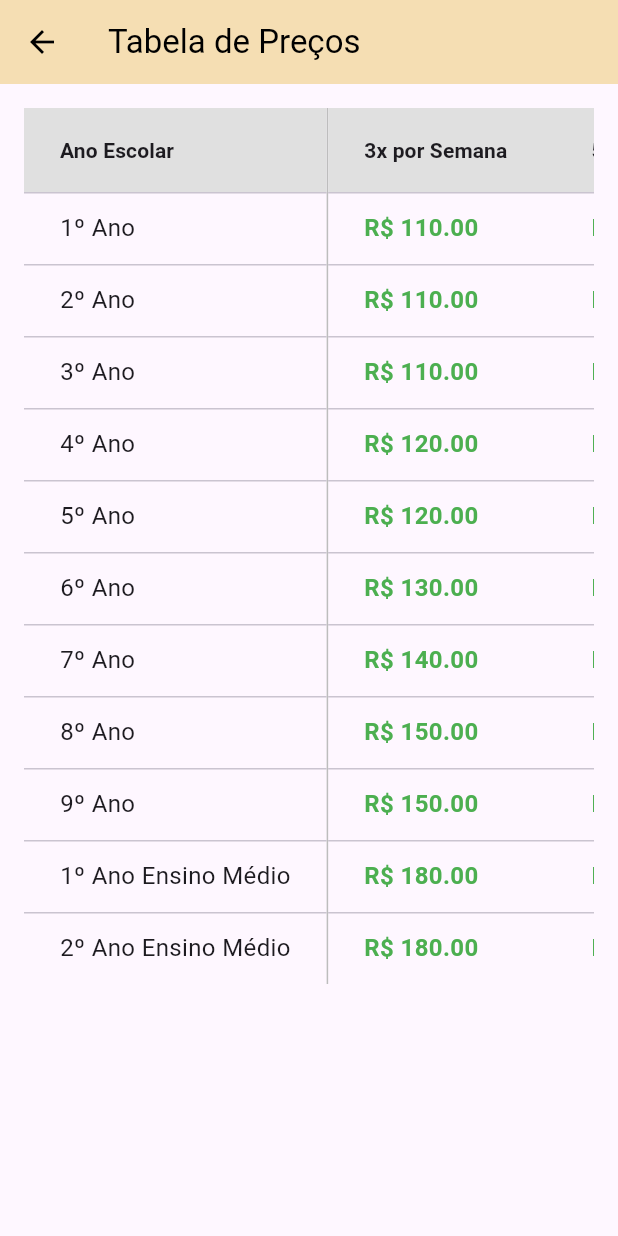
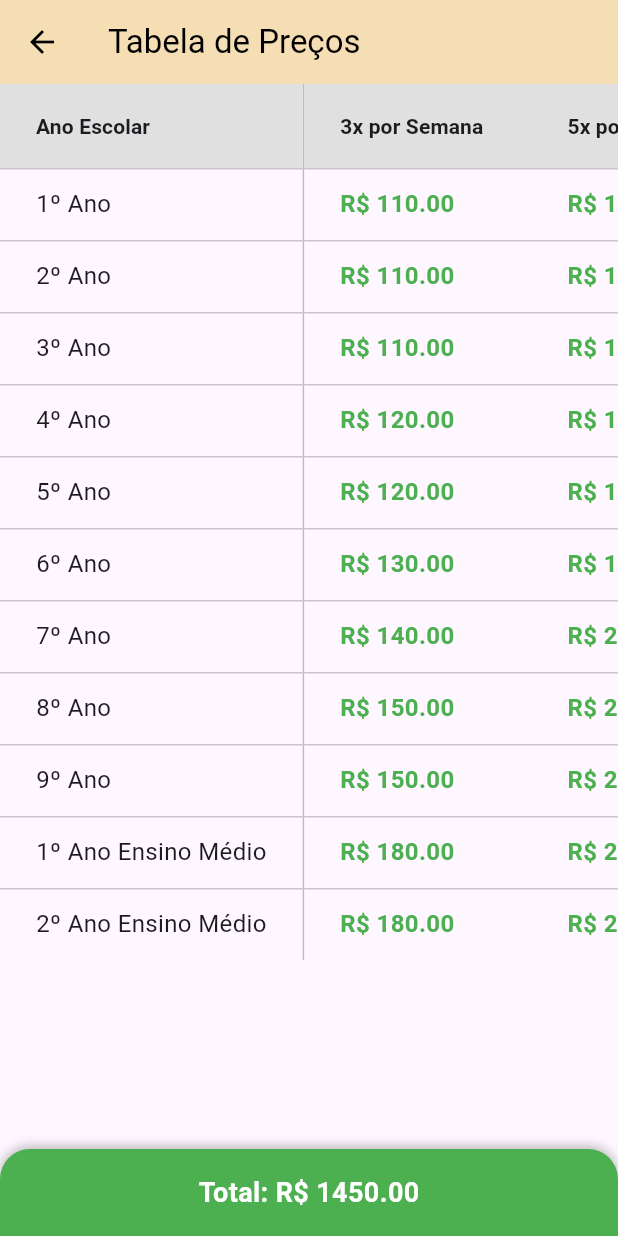
Before and after one commit to christian-marques/teaching_planner, a Flutter app: the FinancePage screen opened directly, on a phone screen of 412 x 824 dp. Run offline on Flutter 3.47's test engine with Material 3 defaults, Android fonts, the phone set to English and light mode, and no system bars.

```diff
--- a/teaching_planner/lib/pages/finance.dart
+++ b/teaching_planner/lib/pages/finance.dart
@@ -1,12 +1,18 @@
 import 'package:flutter/material.dart';
 import '../services/finance_service.dart';
+import '../services/student_service.dart';
+import '../models/student.dart';
 
 class FinancePage extends StatelessWidget {
   const FinancePage({super.key});
 
+  double _calculateTotal(List<Student> students) {
+    return students.fold(0, (total, student) => total + FinanceService.getTuitionFee(student));
+  }
+
   @override
   Widget build(BuildContext context) {
-    // Lista de anos escolares e valores de mensalidade
+    final students = StudentService.getStudents();
     final tuitionEntries = FinanceService.tuitionFees.entries.toList();
 
     return Scaffold(
@@ -15,10 +21,12 @@ class FinancePage extends StatelessWidget {
         title: const Text("Tabela de Preços", style: TextStyle(color: Colors.black)),
         iconTheme: const IconThemeData(color: Colors.black),
       ),
-      body: Padding(
-        padding: const EdgeInsets.all(16.0),
+      body: Column(
+        children: [
+          // Tabela rolável
+          Expanded(
             child: SingleChildScrollView(
-          scrollDirection: Axis.horizontal, // Permite rolagem horizontal
+              scrollDirection: Axis.horizontal,
               child: Row(
                 crossAxisAlignment: CrossAxisAlignment.start,
                 children: [
@@ -69,6 +77,27 @@ class FinancePage extends StatelessWidget {
               ),
             ),
           ),
+
+          // Total fixo colado no final da tela
+          Container(
+            width: double.infinity,
+            padding: const EdgeInsets.symmetric(vertical: 16),
+            decoration: BoxDecoration(
+              color: Colors.green,
+              borderRadius: const BorderRadius.vertical(top: Radius.circular(20)),
+              boxShadow: [
+                BoxShadow(color: Colors.black26, blurRadius: 6, offset: Offset(0, -2)),
+              ],
+            ),
+            child: Center(
+              child: Text(
+                "Total: R\$ ${_calculateTotal(students).toStringAsFixed(2)}",
+                style: const TextStyle(fontSize: 18, fontWeight: FontWeight.bold, color: Colors.white),
+              ),
+            ),
+          ),
+        ],
+      ),
     );
   }
 }
```
Lines whose indentation alone changed are shown as unchanged.
